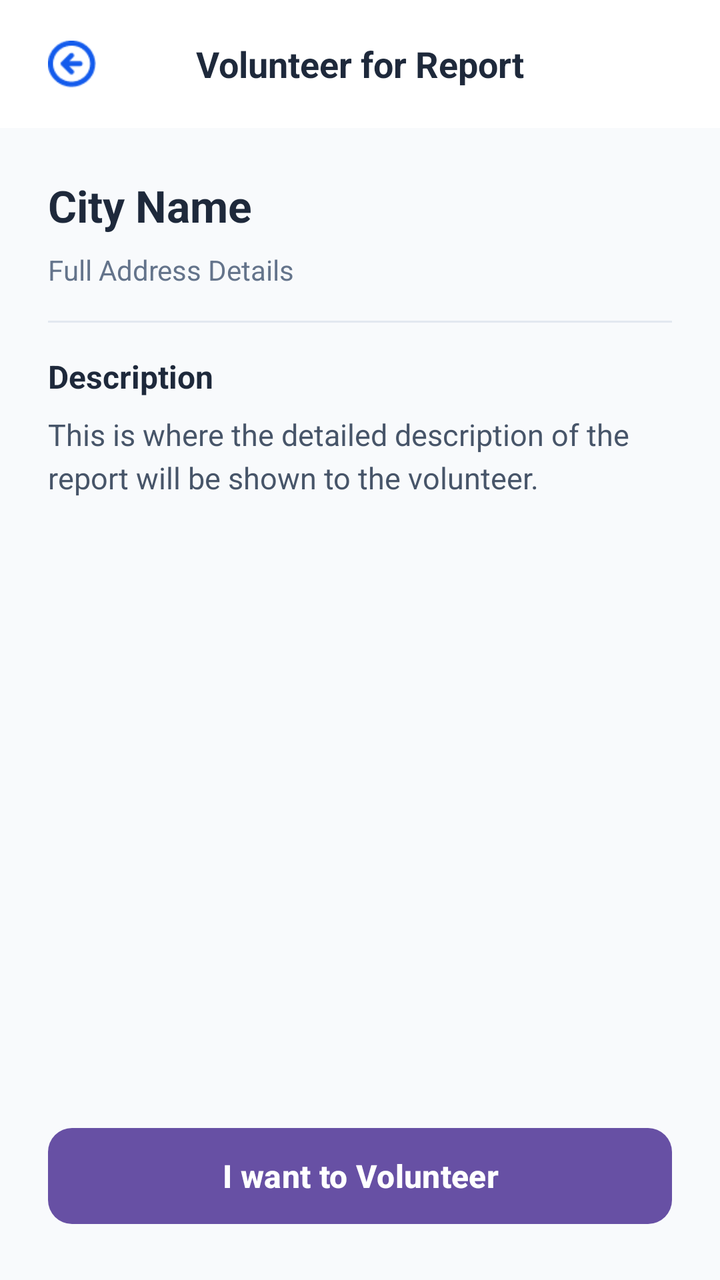
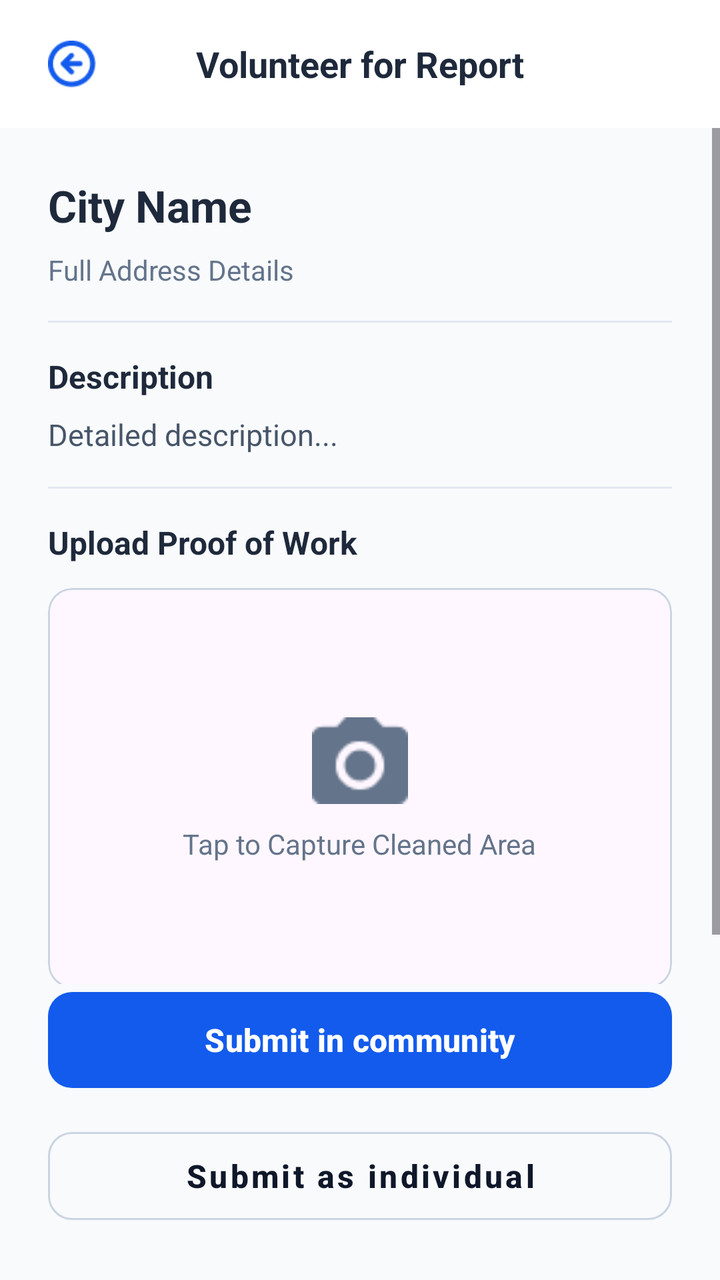

Two renders of the same Android screen: before a commit and after it. Below are the layout's source before the change and the commit's diff.
<!-- AndroidManifest.xml: application theme Theme.SwachhtaSarthi -->
<!-- res/layout/activity_volunteer.xml -->
<?xml version="1.0" encoding="utf-8"?>
<androidx.constraintlayout.widget.ConstraintLayout xmlns:android="http://schemas.android.com/apk/res/android"
    xmlns:app="http://schemas.android.com/apk/res-auto"
    android:layout_width="match_parent"
    android:layout_height="match_parent"
    android:background="#F8FAFC">

    <androidx.appcompat.widget.Toolbar
        android:id="@+id/toolbar"
        android:layout_width="match_parent"
        android:layout_height="?attr/actionBarSize"
        android:background="#FFFFFF"
        app:elevation="4dp"
        app:layout_constraintTop_toTopOf="parent">

        <ImageView
            android:id="@+id/btnBack"
            android:layout_width="40dp"
            android:layout_height="40dp"
            android:padding="8dp"
            android:src="@drawable/back"
            android:background="?attr/selectableItemBackgroundBorderless" />

        <TextView
            android:layout_width="wrap_content"
            android:layout_height="wrap_content"
            android:layout_gravity="center"
            android:text="Volunteer for Report"
            android:textColor="#1E293B"
            android:textSize="18sp"
            android:textStyle="bold" />
    </androidx.appcompat.widget.Toolbar>

    <ScrollView
        android:layout_width="match_parent"
        android:layout_height="0dp"
        app:layout_constraintBottom_toTopOf="@+id/btnVolunteer"
        app:layout_constraintTop_toBottomOf="@+id/toolbar">

        <LinearLayout
            android:layout_width="match_parent"
            android:layout_height="wrap_content"
            android:orientation="vertical"
            android:padding="24dp">

            <TextView
                android:id="@+id/tvTitle"
                android:layout_width="match_parent"
                android:layout_height="wrap_content"
                android:text="City Name"
                android:textColor="#1E293B"
                android:textSize="22sp"
                android:textStyle="bold" />

            <TextView
                android:id="@+id/tvAddress"
                android:layout_width="match_parent"
                android:layout_height="wrap_content"
                android:layout_marginTop="8dp"
                android:text="Full Address Details"
                android:textColor="#64748B"
                android:textSize="14sp" />

            <View
                android:layout_width="match_parent"
                android:layout_height="1dp"
                android:layout_marginVertical="16dp"
                android:background="#E2E8F0" />

            <TextView
                android:layout_width="wrap_content"
                android:layout_height="wrap_content"
                android:text="Description"
                android:textColor="#1E293B"
                android:textSize="16sp"
                android:textStyle="bold" />

            <TextView
                android:id="@+id/tvDescription"
                android:layout_width="match_parent"
                android:layout_height="wrap_content"
                android:layout_marginTop="8dp"
                android:text="This is where the detailed description of the report will be shown to the volunteer."
                android:textColor="#475569"
                android:textSize="15sp"
                android:lineSpacingExtra="4dp" />

        </LinearLayout>
    </ScrollView>

    <com.google.android.material.button.MaterialButton
        android:id="@+id/btnVolunteer"
        android:layout_width="match_parent"
        android:layout_height="56dp"
        android:layout_margin="24dp"
        android:text="I want to Volunteer"
        android:textAllCaps="false"
        android:textSize="16sp"
        android:textStyle="bold"
        app:cornerRadius="12dp"
        app:layout_constraintBottom_toBottomOf="parent" />

</androidx.constraintlayout.widget.ConstraintLayout>
<!-- resources referenced by this layout -->
<resources>
  <!-- drawable back: png bitmap (drawable, 1241 bytes) -->
  <style name="Theme.SwachhtaSarthi" parent="Base.Theme.SwachhtaSarthi" />
  <style name="Base.Theme.SwachhtaSarthi" parent="Theme.Material3.DayNight.NoActionBar">
          
          
      </style>
</resources>

<!-- the commit's change to res/layout/activity_volunteer.xml (unified diff, before → after) -->
@@ -34,7 +34,7 @@
     <ScrollView
         android:layout_width="match_parent"
         android:layout_height="0dp"
-        app:layout_constraintBottom_toTopOf="@+id/btnVolunteer"
+        app:layout_constraintBottom_toTopOf="@+id/actionContainer"
         app:layout_constraintTop_toBottomOf="@+id/toolbar">
 
         <LinearLayout
@@ -80,24 +80,115 @@
                 android:layout_width="match_parent"
                 android:layout_height="wrap_content"
                 android:layout_marginTop="8dp"
-                android:text="This is where the detailed description of the report will be shown to the volunteer."
+                android:text="Detailed description..."
                 android:textColor="#475569"
                 android:textSize="15sp"
                 android:lineSpacingExtra="4dp" />
 
+            <View
+                android:layout_width="match_parent"
+                android:layout_height="1dp"
+                android:layout_marginVertical="16dp"
+                android:background="#E2E8F0" />
+
+            <TextView
+                android:layout_width="wrap_content"
+                android:layout_height="wrap_content"
+                android:text="Upload Proof of Work"
+                android:textColor="#1E293B"
+                android:textSize="16sp"
+                android:textStyle="bold" />
+
+            <com.google.android.material.card.MaterialCardView
+                android:id="@+id/btnCaptureProof"
+                android:layout_width="match_parent"
+                android:layout_height="200dp"
+                android:layout_marginTop="12dp"
+                app:cardCornerRadius="12dp"
+                app:cardElevation="0dp"
+                app:strokeColor="#CBD5E1"
+                app:strokeWidth="1dp"
+                android:clickable="true"
+                android:focusable="true">
+
+                <LinearLayout
+                    android:id="@+id/layoutCapturePlaceholder"
+                    android:layout_width="match_parent"
+                    android:layout_height="match_parent"
+                    android:gravity="center"
+                    android:orientation="vertical">
+
+                    <ImageView
+                        android:layout_width="48dp"
+                        android:layout_height="48dp"
+                        android:src="@drawable/camera"
+                        app:tint="#64748B" />
+
+                    <TextView
+                        android:layout_width="wrap_content"
+                        android:layout_height="wrap_content"
+                        android:layout_marginTop="8dp"
+                        android:text="Tap to Capture Cleaned Area"
+                        android:textColor="#64748B"
+                        android:textSize="14sp" />
+                </LinearLayout>
+
+                <ImageView
+                    android:id="@+id/ivProofPreview"
+                    android:layout_width="match_parent"
+                    android:layout_height="match_parent"
+                    android:scaleType="centerCrop"
+                    android:visibility="gone" />
+            </com.google.android.material.card.MaterialCardView>
+
+            <ProgressBar
+                android:id="@+id/progressBar"
+                style="?android:attr/progressBarStyleHorizontal"
+                android:layout_width="match_parent"
+                android:layout_height="wrap_content"
+                android:layout_marginTop="8dp"
+                android:indeterminate="true"
+                android:visibility="gone" />
+
         </LinearLayout>
     </ScrollView>
 
-    <com.google.android.material.button.MaterialButton
-        android:id="@+id/btnVolunteer"
-        android:layout_width="match_parent"
-        android:layout_height="56dp"
+    <LinearLayout
+        android:id="@+id/actionContainer"
+        android:layout_width="0dp"
+        android:layout_height="wrap_content"
         android:layout_margin="24dp"
-        android:text="I want to Volunteer"
-        android:textAllCaps="false"
-        android:textSize="16sp"
-        android:textStyle="bold"
-        app:cornerRadius="12dp"
-        app:layout_constraintBottom_toBottomOf="parent" />
+        android:orientation="vertical"
+        app:layout_constraintBottom_toBottomOf="parent"
+        app:layout_constraintEnd_toEndOf="parent"
+        app:layout_constraintStart_toStartOf="parent">
+
+        <com.google.android.material.button.MaterialButton
+            android:id="@+id/btnContributeCommunity"
+            android:layout_width="match_parent"
+            android:layout_height="56dp"
+            android:text="Submit in community"
+            android:textAllCaps="false"
+            android:textSize="16sp"
+            android:textStyle="bold"
+            app:cornerRadius="12dp"
+            app:backgroundTint="#135BEC"
+            android:textColor="#FFFFFF" />
+
+        <com.google.android.material.button.MaterialButton
+            android:id="@+id/btnContributeIndividual"
+            style="@style/Widget.MaterialComponents.Button.OutlinedButton"
+            android:layout_width="match_parent"
+            android:layout_height="56dp"
+            android:layout_marginTop="12dp"
+            android:text="Submit as individual"
+            android:textAllCaps="false"
+            android:textSize="16sp"
+            android:textStyle="bold"
+            app:cornerRadius="12dp"
+            app:strokeColor="#CBD5E1"
+            app:strokeWidth="1dp"
+            android:textColor="#0F172A" />
+    </LinearLayout>
 
 </androidx.constraintlayout.widget.ConstraintLayout>
<!-- resource entries referenced after the edit -->
@@ -1,10 +1,16 @@
 <!-- resources referenced by this layout -->
 <resources>
   <!-- drawable back: png bitmap (drawable, 1241 bytes) -->
+  <!-- drawable camera: png bitmap (drawable, 602 bytes) -->
   <style name="Theme.SwachhtaSarthi" parent="Base.Theme.SwachhtaSarthi" />
   <style name="Base.Theme.SwachhtaSarthi" parent="Theme.Material3.DayNight.NoActionBar">
           
+          <item name="android:statusBarColor">#FFFFFF</item>
+          <item name="android:navigationBarColor">#FFFFFF</item>
+  
           
+          <item name="android:windowLightStatusBar">true</item>
+          <item name="android:windowLightNavigationBar">true</item>
       </style>
 </resources>
 
